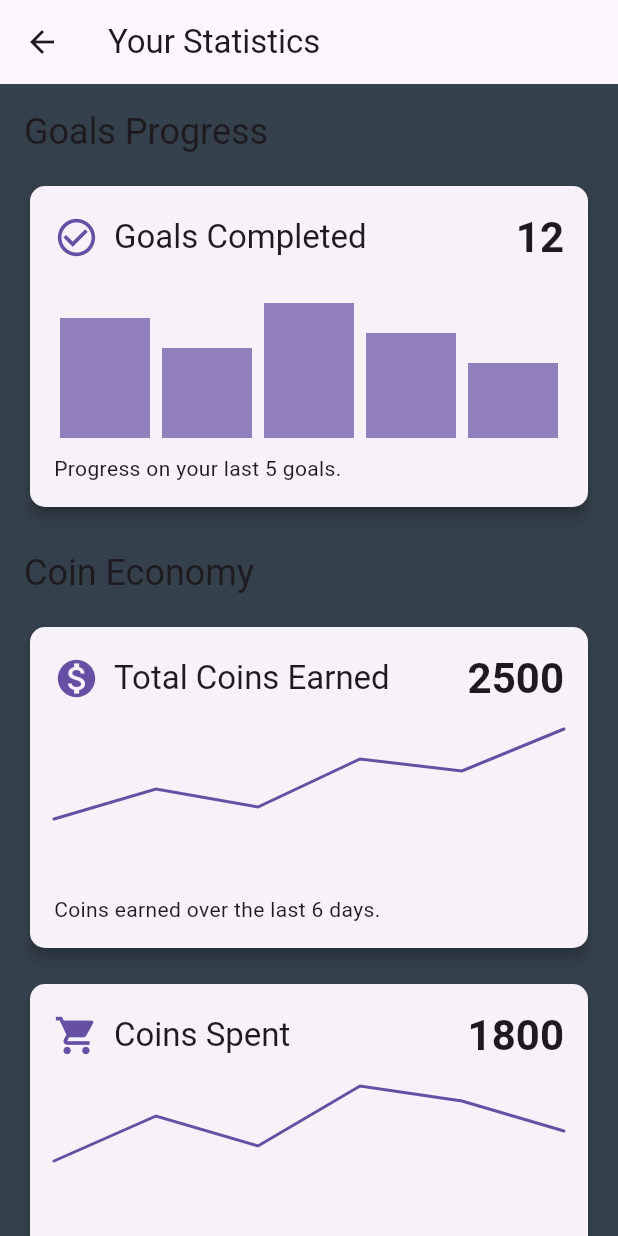
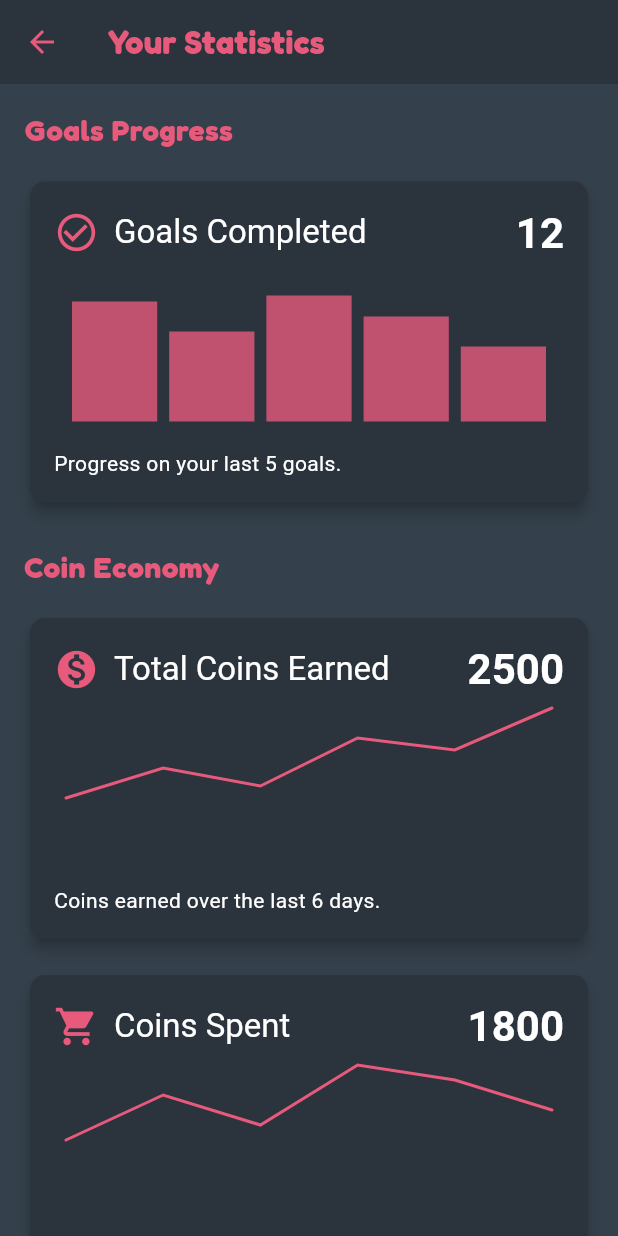
Before and after one commit to austinglashure/MobileScreenBuddy, a Flutter app: the MainScreen screen opened directly, after a tap on the "analytics" icon, on a phone screen of 412 x 824 dp. Run offline on Flutter 3.47's test engine with Material 3 defaults, Android fonts, the light colour scheme and no system bars; network calls fail.

Commit message:
Finished mobile styling, for now
Bit of a mess but I tried to get through this as quick as possible originally, knowing that we have more time I may return and clean up, but this is functional for now

```diff
--- a/screenbuddy_mobile/lib/main.dart
+++ b/screenbuddy_mobile/lib/main.dart
@@ -540,11 +540,15 @@ class MainScreen extends StatelessWidget {
                   Row(
                     mainAxisAlignment: MainAxisAlignment.spaceBetween,
                     children: const <Widget>[
-                      Text('Level:', style: TextStyle(fontSize: 18)),
+                      Text('Level:', style: TextStyle(
+                        fontSize: 20,
+                        color: Color.fromARGB(255, 255, 255, 255),
+                      )),
                       Text(
                         '10',
                         style: TextStyle(
-                          fontSize: 18,
+                          fontSize: 20,
+                          color: Color.fromARGB(255, 255, 255, 255),
                           fontWeight: FontWeight.bold,
                         ),
                       ),
@@ -554,11 +558,15 @@ class MainScreen extends StatelessWidget {
                   Row(
                     mainAxisAlignment: MainAxisAlignment.spaceBetween,
                     children: const <Widget>[
-                      Text('Coins:', style: TextStyle(fontSize: 18)),
+                      Text('Coins:', style: TextStyle(
+                          fontSize: 20,
+                          color: Color.fromARGB(255, 255, 255, 255),
+                      )),
                       Text(
                         '500',
                         style: TextStyle(
-                          fontSize: 18,
+                          fontSize: 20,
+                          color: Color.fromARGB(255, 255, 255, 255),
                           fontWeight: FontWeight.bold,
                         ),
                       ),
@@ -568,11 +576,15 @@ class MainScreen extends StatelessWidget {
                   Row(
                     mainAxisAlignment: MainAxisAlignment.spaceBetween,
                     children: const <Widget>[
-                      Text('Last Login:', style: TextStyle(fontSize: 18)),
+                      Text('Last Login:', style: TextStyle(
+                        fontSize: 20,
+                          color: Color.fromARGB(255, 255, 255, 255),
+                      )),
                       Text(
                         'Today',
                         style: TextStyle(
-                          fontSize: 18,
+                          fontSize: 20,
+                          color: Color.fromARGB(255, 255, 255, 255),
                           fontWeight: FontWeight.bold,
                         ),
                       ),
@@ -619,10 +631,25 @@ class _GoalsPageState extends State<GoalsPage> {
 Widget build(BuildContext context) {
   return Scaffold(
     appBar: AppBar(
-        title: const Text('Set Your Goals'),
+      backgroundColor: const Color(0xFF2b343d),
+      leading: IconButton(
+        icon: const Icon(Icons.arrow_back, color: Color(0xFFE75A7C)),
+        tooltip: 'Back',
+        onPressed: () {
+          Navigator.of(context).pop();
+        },
+      ),
+      title: const Text(
+        'Set Your Goals',
+        style: TextStyle(
+          color: Color(0xFFE75A7C),
+          fontFamily: 'Fredoka',
+          fontWeight: FontWeight.w400,
+        ),
+      ),
       actions: <Widget>[
         IconButton(
-            icon: const Icon(Icons.analytics),
+          icon: const Icon(Icons.analytics, color: Color(0xFFE75A7C)),
           tooltip: 'Statistics',
           onPressed: () {
             Navigator.of(context).push(
@@ -641,19 +668,35 @@ class _GoalsPageState extends State<GoalsPage> {
         children: <Widget>[
           const Text(
             'Select a Goal:',
-              style: TextStyle(fontSize: 18, fontWeight: FontWeight.bold),
+            style: TextStyle(
+              fontSize: 18,
+              fontWeight: FontWeight.bold,
+              fontFamily: 'Fredoka',
+              color: Color(0xFFE75A7C),
+            ),
           ),
           const SizedBox(height: 16),
           DropdownButtonFormField<String>(
+            style: const TextStyle(color: Colors.white),
+            dropdownColor: Color(0xFF2b343d),
             value: _selectedGoal,
             decoration: const InputDecoration(
               labelText: 'Goal',
-                border: OutlineInputBorder(),
+              labelStyle: TextStyle(color: Colors.white),
+              enabledBorder: OutlineInputBorder(
+                borderSide: BorderSide(color: Colors.white),
+              ),
+              focusedBorder: OutlineInputBorder(
+                borderSide: BorderSide(color: Colors.white),
+              ),
             ),
             items: _availableGoals.map<DropdownMenuItem<String>>((
               String goal,
             ) {
-                return DropdownMenuItem<String>(value: goal, child: Text(goal));
+              return DropdownMenuItem<String>(
+                value: goal,
+                child: Text(goal, style: const TextStyle(color: Colors.white)),
+              );
             }).toList(),
             onChanged: (String? newValue) {
               setState(() {
@@ -673,17 +716,31 @@ class _GoalsPageState extends State<GoalsPage> {
                 );
               }
             },
+            style: ElevatedButton.styleFrom(
+              backgroundColor: const Color(0xFFE75A7C), // pink background
+              foregroundColor: Colors.white, // white text
+            ),
             child: const Text('Set Goal'),
           ),
           const Spacer(),
           const Text(
             'Current Goal:',
-              style: TextStyle(fontSize: 18, fontWeight: FontWeight.bold),
+            style: TextStyle(
+              fontSize: 18,
+              fontWeight: FontWeight.bold,
+              fontFamily: 'Fredoka',
+              color: Color(0xFFE75A7C),
+            ),
           ),
           const SizedBox(height: 8),
           Text(
             _selectedGoal ?? 'No goal selected',
-              style: const TextStyle(fontSize: 20),
+            style: const TextStyle(
+              fontSize: 20,
+              color: Colors.white,
+              fontFamily: 'Fredoka',
+              fontWeight: FontWeight.w400,
+            ),
           ),
           const Spacer(flex: 2),
         ],
@@ -691,6 +748,7 @@ class _GoalsPageState extends State<GoalsPage> {
     ),
   );
 }
+
 }
 
 /// A widget that displays a grid of shop items.
@@ -715,6 +773,7 @@ class _ShopItemGrid extends StatelessWidget {
 
         return Card(
           elevation: 4.0,
+          color: isAd ? StatsPage.darkCard : const Color(0xFF2b343d),
           shape: RoundedRectangleBorder(
             borderRadius: BorderRadius.circular(10.0),
           ),
@@ -750,7 +809,7 @@ class _ShopItemGrid extends StatelessWidget {
                         ? Icon(
                             item['iconData'] as IconData,
                             size: 60,
-                            color: Theme.of(context).primaryColor,
+                            color: StatsPage.pinkColor,
                           )
                         : Image.network(
                             item['image']! as String,
@@ -791,6 +850,7 @@ class _ShopItemGrid extends StatelessWidget {
                     item['name']! as String,
                     textAlign: TextAlign.center,
                     style: const TextStyle(
+                      color: Colors.white,
                       fontWeight: FontWeight.bold,
                       fontSize: 16,
                     ),
@@ -805,7 +865,7 @@ class _ShopItemGrid extends StatelessWidget {
                         ? item['actionText']! as String
                         : item['price']! as String,
                     style: TextStyle(
-                      color: Theme.of(context).primaryColor,
+                      color: StatsPage.pinkColor,
                       fontSize: 14,
                     ),
                   ),
@@ -918,12 +978,39 @@ class _ShopPageState extends State<ShopPage>
   Widget build(BuildContext context) {
     return Scaffold(
       appBar: AppBar(
-        title: const Text('Shop'),
+        backgroundColor: const Color(0xFF2b343d),
+        leading: IconButton(
+          icon: const Icon(Icons.arrow_back, color: Color(0xFFE75A7C)),
+          tooltip: 'Back',
+          onPressed: () {
+            Navigator.of(context).pop();
+          },
+        ),
+        title: const Text(
+          'Shop',
+          style: TextStyle(
+            color: Color(0xFFE75A7C),
+            fontFamily: 'Fredoka',
+            fontWeight: FontWeight.w400,
+          ),
+        ),
         bottom: TabBar(
           controller: _tabController,
+          indicatorColor: const Color(0xFFE75A7C),
+          labelColor: const Color(0xFFE75A7C),
+          unselectedLabelColor: const Color.fromARGB(179, 255, 255, 255),
+          labelStyle: const TextStyle(
+            fontFamily: 'Fredoka',
+          ),
           tabs: const <Tab>[
-            Tab(text: 'Coins Shop', icon: Icon(Icons.monetization_on)),
-            Tab(text: 'Premium Shop', icon: Icon(Icons.workspace_premium)),
+            Tab(
+              text: 'Coins Shop',
+              icon: Icon(Icons.monetization_on, color: Color(0xFFE75A7C)),
+            ),
+            Tab(
+              text: 'Premium Shop',
+              icon: Icon(Icons.workspace_premium, color: Color(0xFFE75A7C)),
+            ),
           ],
         ),
       ),
@@ -948,18 +1035,43 @@ class _ShopPageState extends State<ShopPage>
 class StatsPage extends StatelessWidget {
   const StatsPage({super.key});
 
+  static const Color pinkColor = Color(0xFFE75A7C);
+  static const Color darkCard = Color(0xFF2b343d);
+
   @override
   Widget build(BuildContext context) {
     return Scaffold(
-      appBar: AppBar(title: const Text('Your Statistics')),
+      appBar: AppBar(
+        backgroundColor: const Color(0xFF2b343d),
+        title: const Text(
+          'Your Statistics',
+          style: TextStyle(
+            color: pinkColor,
+            fontFamily: 'Fredoka',
+            fontWeight: FontWeight.w400,
+          ),
+        ),
+        leading: IconButton(
+          icon: const Icon(Icons.arrow_back, color: pinkColor),
+          tooltip: 'Back',
+          onPressed: () {
+            Navigator.of(context).pop();
+          },
+        ),
+      ),
       body: SingleChildScrollView(
         padding: const EdgeInsets.all(16.0),
         child: Column(
           crossAxisAlignment: CrossAxisAlignment.start,
           children: <Widget>[
-            Text(
+            const Text(
               'Goals Progress',
-              style: Theme.of(context).textTheme.headlineSmall,
+              style: TextStyle(
+                fontSize: 20,
+                fontWeight: FontWeight.bold,
+                fontFamily: 'Fredoka',
+                color: pinkColor,
+              ),
             ),
             const SizedBox(height: 16),
             _buildStatCard(
@@ -971,9 +1083,14 @@ class StatsPage extends StatelessWidget {
               description: 'Progress on your last 5 goals.',
             ),
             const SizedBox(height: 24),
-            Text(
+            const Text(
               'Coin Economy',
-              style: Theme.of(context).textTheme.headlineSmall,
+              style: TextStyle(
+                fontSize: 20,
+                fontWeight: FontWeight.bold,
+                fontFamily: 'Fredoka',
+                color: pinkColor,
+              ),
             ),
             const SizedBox(height: 16),
             _buildStatCard(
@@ -997,14 +1114,11 @@ class StatsPage extends StatelessWidget {
               title: 'Coins Spent',
               value: '1800',
               icon: Icons.shopping_cart,
-              chart: _buildLineChart(context, <double>[
-                50,
-                80,
-                60,
-                100,
-                90,
-                70,
-              ], color: Colors.red),
+              chart: _buildLineChart(
+                context,
+                <double>[50, 80, 60, 100, 90, 70],
+                color: pinkColor,
+              ),
               description: 'Coins spent on items.',
             ),
           ],
@@ -1022,36 +1136,57 @@ class StatsPage extends StatelessWidget {
   required String description,
 }) {
   return Card(
+    color: Color(0xFF2b343d),
     elevation: 4.0,
     shape: RoundedRectangleBorder(borderRadius: BorderRadius.circular(10.0)),
     child: Padding(
-        padding: const EdgeInsets.all(16.0),
+      padding: EdgeInsets.all(16.0),
       child: Column(
         crossAxisAlignment: CrossAxisAlignment.start,
         children: <Widget>[
           Row(
             children: <Widget>[
-                Icon(icon, size: 30, color: Theme.of(context).primaryColor),
-                const SizedBox(width: 10),
-                Text(title, style: Theme.of(context).textTheme.titleLarge),
-                const Spacer(),
+              Icon(icon, size: 30, color: Color(0xFFE75A7C)), // pink icon
+              SizedBox(width: 10),
+              Text(
+                title,
+                style: Theme.of(context)
+                    .textTheme
+                    .titleLarge
+                    ?.copyWith(color: Color.fromARGB(255, 255, 255, 255)),
+              ),
+              Spacer(),
               Text(
                 value,
                 style: Theme.of(context).textTheme.headlineMedium!.copyWith(
                       fontWeight: FontWeight.bold,
+                      color: Colors.white,
                     ),
               ),
             ],
           ),
-            const SizedBox(height: 16),
-            SizedBox(height: 100, width: double.infinity, child: chart),
-            const SizedBox(height: 10),
-            Text(description, style: Theme.of(context).textTheme.bodyMedium),
+          SizedBox(height: 16),
+          Container(
+            height: 100,
+            width: double.infinity,
+            padding: EdgeInsets.all(8),
+            // No separate background here anymore because card is colored
+            child: chart,
+          ),
+          SizedBox(height: 10),
+          Text(
+            description,
+            style: Theme.of(context)
+                .textTheme
+                .bodyMedium
+                ?.copyWith(color: Colors.white),
+          ),
         ],
       ),
     ),
   );
 }
+
 
   Widget _buildBarChart(BuildContext context, List<double> data) {
     return Row(
@@ -1060,10 +1195,11 @@ class StatsPage extends StatelessWidget {
       children: data.map<Widget>((double value) {
         return Expanded(
           child: Padding(
-            padding: const EdgeInsets.symmetric(horizontal: 4.0),
+            padding: EdgeInsets.symmetric(horizontal: 4.0),
             child: Container(
               height: value * 100, // Scale to max height of 100
-              color: Theme.of(context).primaryColor.withOpacity(0.7),
+              // ignore: deprecated_member_use
+              color: Color(0xFFE75A7C).withOpacity(0.8), // pink bars
             ),
           ),
         );
@@ -1084,7 +1220,7 @@ class StatsPage extends StatelessWidget {
     return CustomPaint(
       painter: _LineChartPainter(
         data.map((double e) => e * scale).toList(),
-        Theme.of(context).primaryColor,
+        color ?? Color(0xFFE75A7C), // default pink line color if none passed
       ),
       child: Container(),
     );
```
Lines whose indentation alone changed are shown as unchanged.
